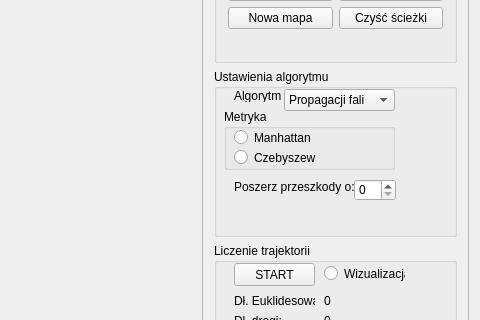
First picture: the form in trajektorie3d/trajektorie3d/trajektorie3d.ui, repository Calises/projekt_grupowy, before the edit; both pictures show x 455 to 935 and y 217 to 537 of the 935 by 650 pixel window.
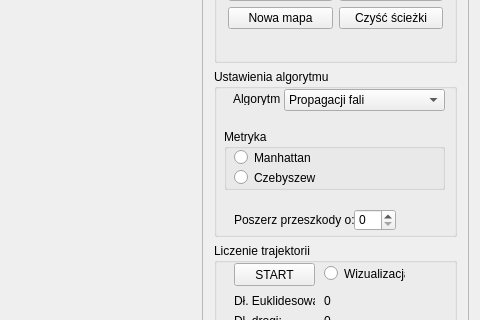
Second picture: the form after the edit.

Patch:
```diff
--- a/trajektorie3d/trajektorie3d/trajektorie3d.ui
+++ b/trajektorie3d/trajektorie3d/trajektorie3d.ui
@@ -282,8 +282,8 @@
           <property name="geometry">
            <rect>
             <x>10</x>
-            <y>40</y>
-            <width>171</width>
+            <y>60</y>
+            <width>221</width>
             <height>61</height>
            </rect>
           </property>
@@ -320,8 +320,8 @@
          <widget class="QLabel" name="label_3">
           <property name="geometry">
            <rect>
-            <x>20</x>
-            <y>20</y>
+            <x>19</x>
+            <y>23</y>
             <width>47</width>
             <height>13</height>
            </rect>
@@ -334,7 +334,7 @@
           <property name="geometry">
            <rect>
             <x>20</x>
-            <y>110</y>
+            <y>143</y>
             <width>121</width>
             <height>16</height>
            </rect>
@@ -347,7 +347,7 @@
           <property name="geometry">
            <rect>
             <x>140</x>
-            <y>110</y>
+            <y>140</y>
             <width>42</width>
             <height>22</height>
            </rect>
@@ -358,7 +358,7 @@
            <rect>
             <x>70</x>
             <y>20</y>
-            <width>111</width>
+            <width>161</width>
             <height>22</height>
            </rect>
           </property>
```
